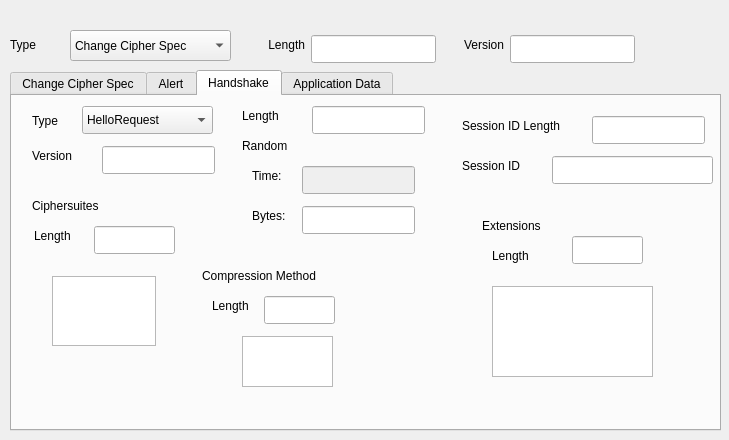
Qt form common/ssl.ui (karthikbhata97/ostinato) before a commit.
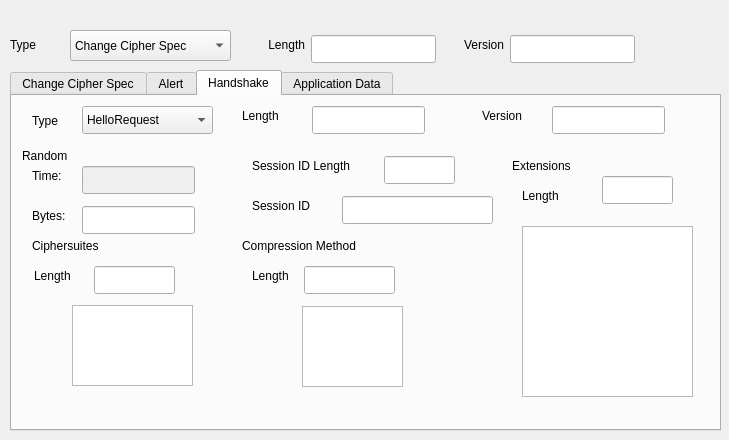
The same form after that commit. The open tabs and pages were chosen to show the change.

Diff of the .ui file:
```diff
--- a/common/ssl.ui
+++ b/common/ssl.ui
@@ -317,8 +317,8 @@
     <widget class="QLineEdit" name="leHandshakeVersion">
      <property name="geometry">
       <rect>
-       <x>90</x>
-       <y>50</y>
+       <x>540</x>
+       <y>10</y>
        <width>113</width>
        <height>28</height>
       </rect>
@@ -327,8 +327,8 @@
     <widget class="QLabel" name="label_6">
      <property name="geometry">
       <rect>
-       <x>20</x>
-       <y>50</y>
+       <x>470</x>
+       <y>10</y>
        <width>63</width>
        <height>20</height>
       </rect>
@@ -337,13 +337,88 @@
       <string>Version</string>
      </property>
     </widget>
-    <widget class="QWidget" name="wRandom" native="true">
+    <widget class="QStackedWidget" name="swHandshake">
+     <property name="geometry">
+      <rect>
+       <x>0</x>
+       <y>40</y>
+       <width>711</width>
+       <height>291</height>
+      </rect>
+     </property>
+     <property name="currentIndex">
+      <number>1</number>
+     </property>
+     <widget class="QWidget" name="pgBlank"/>
+     <widget class="QWidget" name="pgHello">
+      <widget class="QWidget" name="widget" native="true">
      <property name="geometry">
       <rect>
        <x>230</x>
-       <y>40</y>
-       <width>191</width>
-       <height>111</height>
+         <y>10</y>
+         <width>261</width>
+         <height>91</height>
+        </rect>
+       </property>
+       <widget class="QLabel" name="label_12">
+        <property name="geometry">
+         <rect>
+          <x>10</x>
+          <y>50</y>
+          <width>81</width>
+          <height>20</height>
+         </rect>
+        </property>
+        <property name="text">
+         <string>Session ID</string>
+        </property>
+       </widget>
+       <widget class="QLabel" name="label_11">
+        <property name="geometry">
+         <rect>
+          <x>10</x>
+          <y>10</y>
+          <width>121</width>
+          <height>20</height>
+         </rect>
+        </property>
+        <property name="text">
+         <string>Session ID Length</string>
+        </property>
+       </widget>
+       <widget class="QLineEdit" name="leSessionIDLen">
+        <property name="geometry">
+         <rect>
+          <x>142</x>
+          <y>10</y>
+          <width>71</width>
+          <height>28</height>
+         </rect>
+        </property>
+       </widget>
+       <widget class="QLineEdit" name="leSessionID">
+        <property name="geometry">
+         <rect>
+          <x>100</x>
+          <y>50</y>
+          <width>151</width>
+          <height>28</height>
+         </rect>
+        </property>
+       </widget>
+       <zorder>label_12</zorder>
+       <zorder>label_11</zorder>
+       <zorder>leSessionIDLen</zorder>
+       <zorder>leSessionID</zorder>
+       <zorder>swHello</zorder>
+      </widget>
+      <widget class="QWidget" name="wRandom" native="true">
+       <property name="geometry">
+        <rect>
+         <x>10</x>
+         <y>10</y>
+         <width>221</width>
+         <height>91</height>
       </rect>
      </property>
      <widget class="QLabel" name="label_7">
@@ -363,7 +438,7 @@
       <property name="geometry">
        <rect>
         <x>10</x>
-        <y>30</y>
+          <y>20</y>
         <width>51</width>
         <height>20</height>
        </rect>
@@ -376,7 +451,7 @@
       <property name="geometry">
        <rect>
         <x>10</x>
-        <y>70</y>
+          <y>60</y>
         <width>51</width>
         <height>20</height>
        </rect>
@@ -392,7 +467,7 @@
       <property name="geometry">
        <rect>
         <x>60</x>
-        <y>30</y>
+          <y>20</y>
         <width>113</width>
         <height>28</height>
        </rect>
@@ -402,66 +477,145 @@
       <property name="geometry">
        <rect>
         <x>60</x>
-        <y>70</y>
+          <y>60</y>
         <width>113</width>
         <height>28</height>
        </rect>
       </property>
      </widget>
     </widget>
-    <widget class="QLineEdit" name="leSessionIDLen">
+      <widget class="QWidget" name="wExtension" native="true">
      <property name="geometry">
       <rect>
-       <x>580</x>
-       <y>20</y>
-       <width>113</width>
-       <height>28</height>
-      </rect>
-     </property>
-    </widget>
-    <widget class="QLineEdit" name="leSessionID">
+         <x>490</x>
+         <y>10</y>
+         <width>211</width>
+         <height>261</height>
+        </rect>
+       </property>
+       <widget class="QLabel" name="label_17">
+        <property name="geometry">
+         <rect>
+          <x>10</x>
+          <y>10</y>
+          <width>111</width>
+          <height>20</height>
+         </rect>
+        </property>
+        <property name="text">
+         <string>Extensions</string>
+        </property>
+       </widget>
+       <widget class="QLineEdit" name="leExtensionsLen">
      <property name="geometry">
       <rect>
-       <x>540</x>
-       <y>60</y>
-       <width>161</width>
+          <x>100</x>
+          <y>30</y>
+          <width>71</width>
        <height>28</height>
       </rect>
      </property>
     </widget>
-    <widget class="QLabel" name="label_11">
+       <widget class="QLabel" name="label_18">
      <property name="geometry">
       <rect>
-       <x>450</x>
-       <y>20</y>
-       <width>121</width>
+          <x>20</x>
+          <y>40</y>
+          <width>63</width>
        <height>20</height>
       </rect>
      </property>
      <property name="text">
-      <string>Session ID Length</string>
-     </property>
-    </widget>
-    <widget class="QLabel" name="label_12">
+         <string>Length</string>
+        </property>
+       </widget>
+       <widget class="QTextEdit" name="textEdit_2">
      <property name="geometry">
       <rect>
-       <x>450</x>
-       <y>60</y>
-       <width>81</width>
-       <height>20</height>
-      </rect>
-     </property>
-     <property name="text">
-      <string>Session ID</string>
-     </property>
-    </widget>
-    <widget class="QWidget" name="wCipher" native="true">
+          <x>20</x>
+          <y>80</y>
+          <width>171</width>
+          <height>171</height>
+         </rect>
+        </property>
+       </widget>
+      </widget>
+      <widget class="QStackedWidget" name="swHello">
      <property name="geometry">
       <rect>
        <x>10</x>
        <y>100</y>
-       <width>161</width>
-       <height>191</height>
+         <width>481</width>
+         <height>171</height>
+        </rect>
+       </property>
+       <property name="currentIndex">
+        <number>1</number>
+       </property>
+       <widget class="QWidget" name="pgCHello">
+        <widget class="QWidget" name="wCompression" native="true">
+         <property name="geometry">
+          <rect>
+           <x>220</x>
+           <y>0</y>
+           <width>181</width>
+           <height>161</height>
+          </rect>
+         </property>
+         <widget class="QLabel" name="label_15">
+          <property name="geometry">
+           <rect>
+            <x>0</x>
+            <y>0</y>
+            <width>141</width>
+            <height>20</height>
+           </rect>
+          </property>
+          <property name="text">
+           <string>Compression Method</string>
+          </property>
+         </widget>
+         <widget class="QLineEdit" name="leCompressionLength">
+          <property name="geometry">
+           <rect>
+            <x>62</x>
+            <y>30</y>
+            <width>91</width>
+            <height>28</height>
+           </rect>
+          </property>
+         </widget>
+         <widget class="QLabel" name="label_16">
+          <property name="geometry">
+           <rect>
+            <x>10</x>
+            <y>30</y>
+            <width>63</width>
+            <height>20</height>
+           </rect>
+          </property>
+          <property name="text">
+           <string>Length</string>
+          </property>
+         </widget>
+         <widget class="QTextEdit" name="textEdit">
+          <property name="geometry">
+           <rect>
+            <x>60</x>
+            <y>70</y>
+            <width>101</width>
+            <height>81</height>
+           </rect>
+          </property>
+         </widget>
+        </widget>
+        <widget class="QWidget" name="wCipher" native="true">
+         <property name="geometry">
+          <rect>
+           <x>0</x>
+           <y>0</y>
+           <width>221</width>
+           <height>161</height>
       </rect>
      </property>
      <widget class="QLabel" name="label_13">
@@ -503,124 +657,160 @@
      <widget class="QTextEdit" name="teCipherSuites">
       <property name="geometry">
        <rect>
-        <x>30</x>
-        <y>80</y>
-        <width>104</width>
-        <height>70</height>
+            <x>50</x>
+            <y>69</y>
+            <width>121</width>
+            <height>81</height>
        </rect>
       </property>
      </widget>
     </widget>
-    <widget class="QWidget" name="wCompression" native="true">
+       </widget>
+       <widget class="QWidget" name="pgSHello">
+        <widget class="QLineEdit" name="leSHelloCipher">
      <property name="geometry">
       <rect>
-       <x>190</x>
-       <y>170</y>
-       <width>151</width>
-       <height>121</height>
-      </rect>
-     </property>
-     <widget class="QLabel" name="label_15">
+           <x>110</x>
+           <y>10</y>
+           <width>113</width>
+           <height>28</height>
+          </rect>
+         </property>
+        </widget>
+        <widget class="QLineEdit" name="leSHelloComp">
       <property name="geometry">
        <rect>
-        <x>0</x>
-        <y>0</y>
-        <width>141</width>
-        <height>20</height>
+           <x>110</x>
+           <y>60</y>
+           <width>113</width>
+           <height>28</height>
+          </rect>
+         </property>
+        </widget>
+        <widget class="QLabel" name="label_19">
+         <property name="geometry">
+          <rect>
+           <x>10</x>
+           <y>10</y>
+           <width>111</width>
+           <height>31</height>
+          </rect>
+         </property>
+         <property name="text">
+          <string>Cipher Suite</string>
+         </property>
+        </widget>
+        <widget class="QLabel" name="label_20">
+         <property name="geometry">
+          <rect>
+           <x>10</x>
+           <y>49</y>
+           <width>63</width>
+           <height>31</height>
        </rect>
       </property>
       <property name="text">
        <string>Compression Method</string>
       </property>
      </widget>
-     <widget class="QLineEdit" name="leCompressionLength">
+       </widget>
+      </widget>
+     </widget>
+     <widget class="QWidget" name="pgCert">
+      <widget class="QLineEdit" name="leCertLen">
       <property name="geometry">
        <rect>
-        <x>62</x>
-        <y>30</y>
-        <width>71</width>
+         <x>150</x>
+         <y>20</y>
+         <width>113</width>
         <height>28</height>
        </rect>
       </property>
      </widget>
-     <widget class="QLabel" name="label_16">
+      <widget class="QLabel" name="label_21">
       <property name="geometry">
        <rect>
         <x>10</x>
-        <y>30</y>
-        <width>63</width>
+         <y>20</y>
+         <width>131</width>
         <height>20</height>
        </rect>
       </property>
       <property name="text">
-       <string>Length</string>
-      </property>
-     </widget>
-     <widget class="QTextEdit" name="textEdit">
+        <string>Certificates Length</string>
+       </property>
+      </widget>
+      <widget class="QTextEdit" name="teCertificates">
       <property name="geometry">
        <rect>
-        <x>40</x>
-        <y>70</y>
-        <width>91</width>
-        <height>51</height>
+         <x>150</x>
+         <y>60</y>
+         <width>491</width>
+         <height>211</height>
        </rect>
       </property>
      </widget>
-    </widget>
-    <widget class="QWidget" name="wExtension" native="true">
+      <widget class="QLabel" name="label_22">
+       <property name="geometry">
+        <rect>
+         <x>10</x>
+         <y>60</y>
+         <width>121</width>
+         <height>20</height>
+        </rect>
+       </property>
+       <property name="text">
+        <string>Certificates</string>
+       </property>
+      </widget>
+     </widget>
+     <widget class="QWidget" name="pgCKEx">
+      <widget class="QLineEdit" name="leClientKeyLen">
      <property name="geometry">
       <rect>
-       <x>460</x>
-       <y>110</y>
-       <width>211</width>
-       <height>181</height>
-      </rect>
-     </property>
-     <widget class="QLabel" name="label_17">
+         <x>150</x>
+         <y>30</y>
+         <width>113</width>
+         <height>28</height>
+        </rect>
+       </property>
+      </widget>
+      <widget class="QLabel" name="label_23">
       <property name="geometry">
        <rect>
-        <x>10</x>
-        <y>10</y>
+         <x>20</x>
+         <y>30</y>
+         <width>131</width>
+         <height>20</height>
+        </rect>
+       </property>
+       <property name="text">
+        <string>Client Key Lenght</string>
+       </property>
+      </widget>
+      <widget class="QTextEdit" name="teClientKey">
+       <property name="geometry">
+        <rect>
+         <x>150</x>
+         <y>80</y>
+         <width>251</width>
+         <height>71</height>
+        </rect>
+       </property>
+      </widget>
+      <widget class="QLabel" name="label_25">
+       <property name="geometry">
+        <rect>
+         <x>20</x>
+         <y>80</y>
         <width>111</width>
         <height>20</height>
        </rect>
       </property>
       <property name="text">
-       <string>Extensions</string>
-      </property>
-     </widget>
-     <widget class="QLineEdit" name="leExtensionsLen">
-      <property name="geometry">
-       <rect>
-        <x>100</x>
-        <y>30</y>
-        <width>71</width>
-        <height>28</height>
-       </rect>
-      </property>
-     </widget>
-     <widget class="QLabel" name="label_18">
-      <property name="geometry">
-       <rect>
-        <x>20</x>
-        <y>40</y>
-        <width>63</width>
-        <height>20</height>
-       </rect>
-      </property>
-      <property name="text">
-       <string>Length</string>
-      </property>
-     </widget>
-     <widget class="QTextEdit" name="textEdit_2">
-      <property name="geometry">
-       <rect>
-        <x>20</x>
-        <y>80</y>
-        <width>161</width>
-        <height>91</height>
-       </rect>
-      </property>
+        <string>Client Key</string>
+       </property>
+      </widget>
      </widget>
     </widget>
    </widget>
```
Lines whose indentation alone changed are shown as unchanged.
